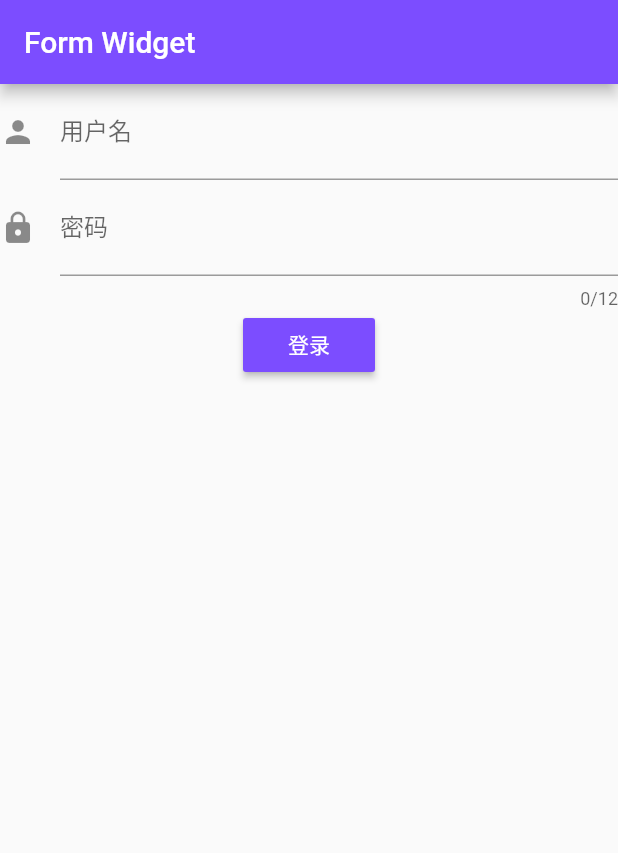
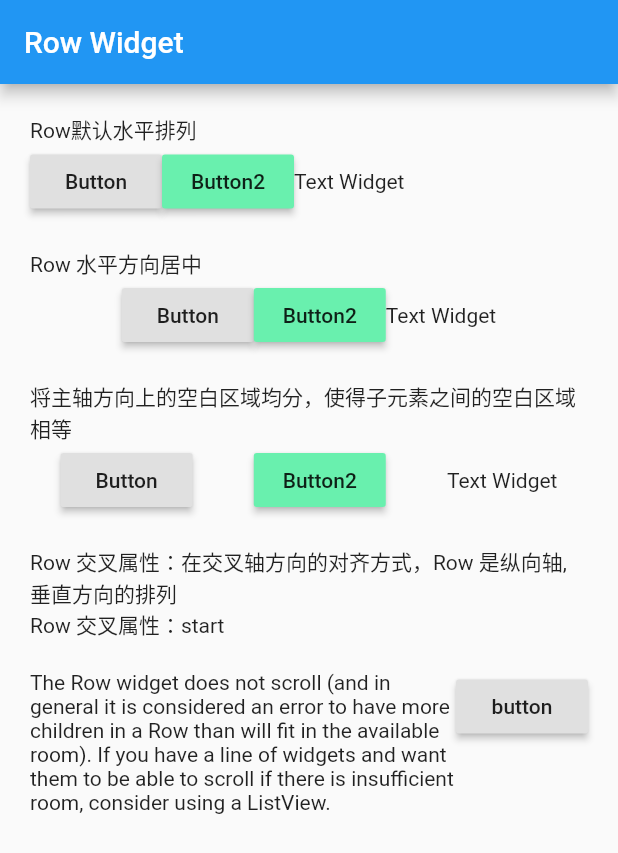
Before and after one commit to SeptemberMaples/study-section, a Flutter app: the screen it shows after launch, on a phone screen of 412 x 824 dp. Shown: the top 853 px of the screen. Run offline on Flutter 3.47's test engine with Material 2 defaults, Android fonts, the phone set to English and light mode, and no system bars.

Commit message:
Row & Column Widgets

```diff
--- /dev/null
+++ b/flutter_study/lib/flutter_06/row_widget.dart
@@ -0,0 +1,39 @@
+import 'package:flutter/material.dart';
+import 'package:flutter/widgets.dart';
+
+class RowWidgetSample extends StatelessWidget {
+  const RowWidgetSample({Key key}) : super(key: key);
+
+  @override
+  Widget build(BuildContext context) {
+    return Scaffold(
+      appBar: AppBar(
+        title: Text('Row Widget'),
+      ),
+      body: Column(
+        children: <Widget>[
+          Text('水平排列'),
+          Padding(
+            padding: EdgeInsets.all(20),
+            // Row Widget
+            child: Row(
+              children: <Widget>[
+                Text('Text Widget'),
+                RaisedButton(
+                  child: Text('Raised Button'),
+                  onPressed: (){},
+                ),
+                RaisedButton(
+                  child: Text('Raised Button2'),
+                  textColor: Colors.blueAccent,
+                  onPressed: (){},
+                ),
+              ],
+            ),
+          )
+
+        ],
+      ),
+    );
+  }
+}
--- /dev/null
+++ b/flutter_study/lib/flutter_06/row_widget_sample.dart
@@ -0,0 +1,110 @@
+import 'package:flutter/material.dart';
+
+class RowWidgetSample2 extends StatelessWidget {
+  const RowWidgetSample2({Key key}) : super(key: key);
+
+  @override
+  Widget build(BuildContext context) {
+    return Scaffold(
+      appBar: AppBar(
+        title: Text('Row Widget'),
+      ),
+      body: Container(
+        padding: EdgeInsets.all(20),
+        child: Column(
+          // 水平方向左对齐
+          crossAxisAlignment: CrossAxisAlignment.start,
+          children: <Widget>[
+            Text('Row默认水平排列', textAlign: TextAlign.left,),
+            /// Row默认水平排列
+            Row(
+              children: <Widget>[
+                RaisedButton(
+                  child: Text('Button'),
+                  onPressed: (){},
+                ),
+                RaisedButton(
+                  child: Text('Button2'),
+                  color: Colors.greenAccent,
+                  onPressed: (){},
+                ),
+                Text('Text Widget')
+              ],
+            ),
+            SizedBox(
+              height: 20,
+            ),
+
+            /// Row 水平方向居中
+            Text('Row 水平方向居中'),
+            Row(
+              // Row的主轴是横向轴
+              mainAxisAlignment: MainAxisAlignment.center,
+              children: <Widget>[
+                RaisedButton(
+                  child: Text('Button'),
+                  onPressed: (){},
+                ),
+                RaisedButton(
+                  child: Text('Button2'),
+                  color: Colors.greenAccent,
+                  onPressed: (){},
+                ),
+                Text('Text Widget')
+              ],
+            ),
+
+            SizedBox(
+              height: 20,
+            ),
+
+            /// Row 水平方向布局-spaceAround
+            Text('将主轴方向上的空白区域均分，使得子元素之间的空白区域相等'),
+            Row(
+              // Row的主轴是横向轴
+              mainAxisAlignment: MainAxisAlignment.spaceAround,
+              children: <Widget>[
+                RaisedButton(
+                  child: Text('Button'),
+                  onPressed: (){},
+                ),
+                RaisedButton(
+                  child: Text('Button2'),
+                  color: Colors.greenAccent,
+                  onPressed: (){},
+                ),
+                Text('Text Widget')
+              ],
+            ),
+
+            /// Row 垂直方向的排列
+            SizedBox(
+              height: 20,
+            ),
+            Text('Row 交叉属性：在交叉轴方向的对齐方式，Row 是纵向轴, 垂直方向的排列'),
+            Text('Row 交叉属性：start'),
+            SizedBox(
+              height: 20,
+            ),
+            Row(
+              crossAxisAlignment: CrossAxisAlignment.start,
+              children: <Widget>[
+                // Expanded 响应式布局
+                Expanded(
+                  child: (
+                    Text('The Row widget does not scroll (and in general it is considered an error to have more children in a Row than will fit in the available room). If you have a line of widgets and want them to be able to scroll if there is insufficient room, consider using a ListView. ')
+                  )
+                ),
+                RaisedButton(
+                  child: Text('button'),
+                  onPressed: () {},
+                )
+              ],
+            ),
+
+          ],
+        ),
+      ),
+    );
+  }
+}
--- a/flutter_study/lib/main.dart
+++ b/flutter_study/lib/main.dart
@@ -6,7 +6,8 @@ import 'package:flutter/material.dart';
 // import 'flutter_04/icon_widget.dart';
 // import 'flutter_04/alert_dialog_widget.dart';
 // import 'flutter_05/text_field_widget.dart';
-import 'flutter_05/form_widget.dart';
+// import 'flutter_05/form_widget.dart';
+import 'flutter_06/row_widget_sample.dart';
 
 void main() => runApp(MyApp());
 
@@ -28,7 +29,7 @@ class MyApp extends StatelessWidget {
         // is not restarted.
         primarySwatch: Colors.blue,
       ),
-      home: FormWidgetSample() //MyHomePage(title: 'Flutter Demo Home Page'),
+      home: RowWidgetSample2() //MyHomePage(title: 'Flutter Demo Home Page'),
     );
   }
 }
```
